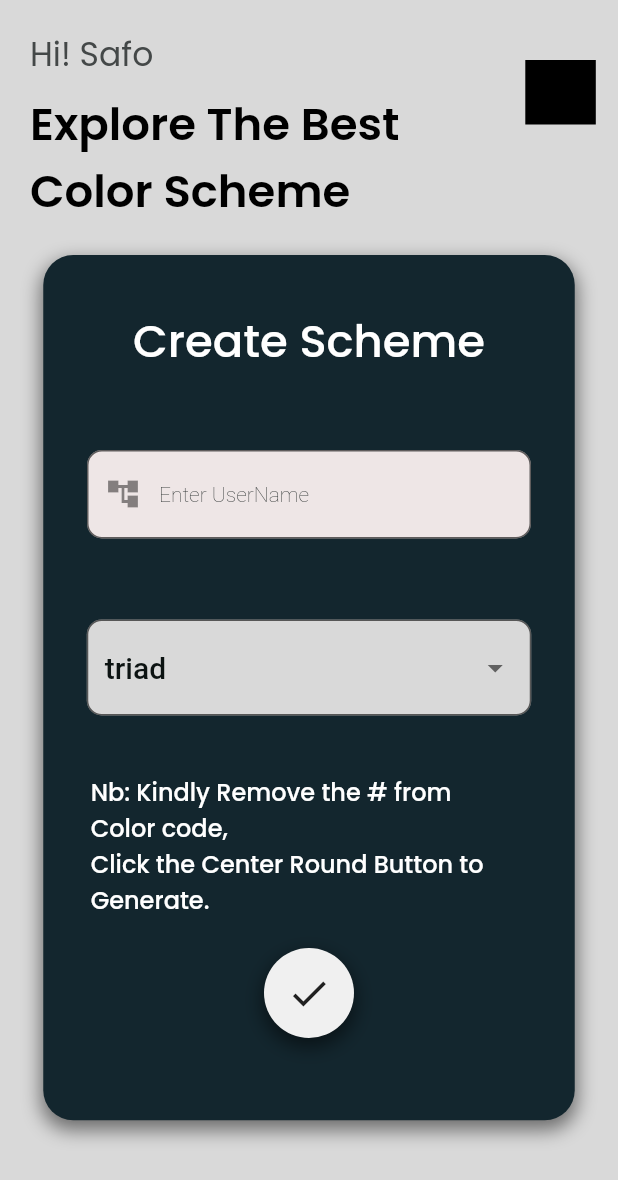
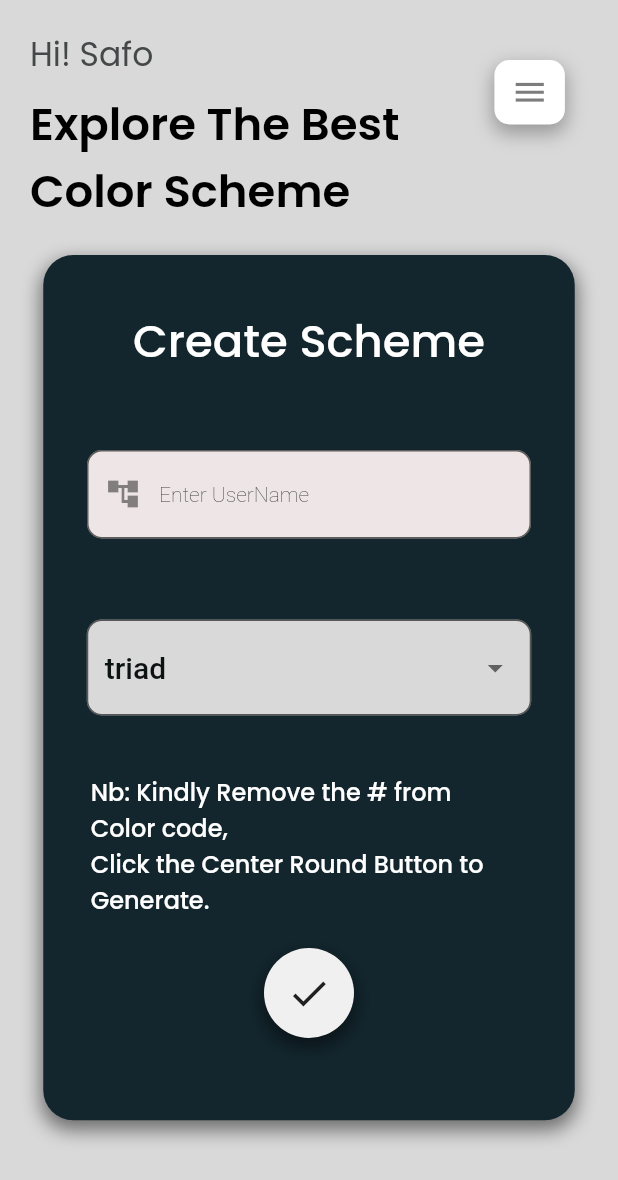
Before and after one commit to Ampaw24/Color-Shema, a Flutter app: the screen it shows after launch, after a tap on "Login", after a tap on the "check" icon, on a phone screen of 412 x 824 dp. Shown: the top 1180 px of the screen. Run offline on Flutter 3.47's test engine with Material 2 defaults, Android fonts, the phone set to English and light mode, and no system bars; our stand-ins replace flutter_spinkit, google_fonts; missing offline and left inert: dart:ffi; network calls fail.

Commit message:
furnished homepage

```diff
--- a/lib/main.dart
+++ b/lib/main.dart
@@ -16,7 +16,7 @@ class MyApp extends StatelessWidget {
       title: 'Color Schema',
       theme: ThemeData.light().copyWith(
       primaryColor: GreenishgDarkTheme['themeColorDark'],
-      scaffoldBackgroundColor: GreenishgDarkTheme['themeColorDark']
+
       ),
       home: const SplashScreen(),
     );
--- a/lib/screens/homepage.dart
+++ b/lib/screens/homepage.dart
@@ -22,7 +22,7 @@ class HomePage extends StatefulWidget {
 
 class _HomePageState extends State<HomePage> {
   String selectedItem = "Triad";
-  String hexCode = "";
+ TextEditingController hexCode = TextEditingController() ;
 
   List<DropdownMenuItem> getDropdownData() {
     List<DropdownMenuItem<String>> dropdownItem = [];
@@ -39,14 +39,7 @@ class _HomePageState extends State<HomePage> {
     return dropdownItem;
   }
 
-  Widget sheetContent(context) => Container(
-        child: Center(
-          child: Text(
-            "",
-            style: TextStyle(fontSize: 40, color: Colors.black),
-          ),
-        ),
-      );
+
 
   @override
   Widget build(BuildContext context) {
@@ -71,12 +64,30 @@ class _HomePageState extends State<HomePage> {
                           ),
                         )),
                     Positioned(
-                      left: MediaQuery.of(context).size.width * 0.85,
+                      left: MediaQuery.of(context).size.width * 0.80,
                       top: 40,
                       child: Container(
+                        decoration: BoxDecoration(
+                          boxShadow: [
+                            BoxShadow(
+                              color:
+                                  Color.fromARGB(255, 0, 0, 0).withOpacity(0.3),
+                              spreadRadius: 1,
+                              blurRadius: 10,
+                              offset: Offset(0, 5),
+                            ),
+                          ],
+                          borderRadius: BorderRadius.circular(10),
+                          color: Colors.white,
+                        ),
                         width: 47,
                         height: 43,
-                        color: Colors.black,
+                        child: Icon(
+                          Icons.menu,
+                          size: 25,
+                          weight: 4,
+                          color: Color.fromARGB(255, 126, 125, 125),
+                        ),
                       ),
                     ),
                     Positioned(
@@ -84,7 +95,8 @@ class _HomePageState extends State<HomePage> {
                         top: 60,
                         child: Text(
                           "Explore The Best \nColor Scheme",
-                          style: GoogleFonts.poppins(textStyle: kHomeBannerText),
+                          style:
+                              GoogleFonts.poppins(textStyle: kHomeBannerText),
                         ))
                   ],
                 ),
@@ -118,6 +130,7 @@ class _HomePageState extends State<HomePage> {
                         height: 15,
                       ),
                       FormFieldBox(
+                          controller: hexCode,
                           prefixi: Icons.account_tree_sharp,
                           hinttext: "Enter Color Hex Code"),
                       SizedBox(
@@ -169,12 +182,15 @@ class _HomePageState extends State<HomePage> {
                               borderRadius: BorderRadius.circular(30)),
                           child: IconButton(
                               onPressed: () {
-
+                                Navigator.of(context).push(MaterialPageRoute(
+                                    builder: (context) => LoadingPage(
+                                        colorcode: hexCode.text,
+                                        mode: selectedItem)));
                               },
                               icon: Icon(
                                 Icons.check,
                                 size: 30,
-
+                                weight: 10,
                               )),
                         ),
                       )
--- a/lib/widget/formfieldbox.dart
+++ b/lib/widget/formfieldbox.dart
@@ -3,20 +3,28 @@ import 'package:flutter/material.dart';
 import '../constants/colors.dart';
 import '../constants/textstyle.dart';
 
+typedef MyCallback = void Function(String);
+
 class FormFieldBox extends StatelessWidget {
-  const FormFieldBox({
-    super.key,
+  const FormFieldBox(
+      {super.key,
       required this.hinttext,
       this.prefixi,
       this.suffixi,
       this.showtxt = false,
       this.postAction,
-    this.controller
+      this.controller,
+      this.onChangedAction,
+
+
       });
   final String hinttext;
   final IconData? prefixi, suffixi;
   final bool showtxt;
   final VoidCallback? postAction;
+  final MyCallback? onChangedAction;
+
+
   final controller;
   @override
   Widget build(BuildContext context) {
@@ -28,6 +36,7 @@ class FormFieldBox extends StatelessWidget {
         borderRadius: BorderRadius.circular(15),
       ),
       child: TextFormField(
+        onChanged: onChangedAction,
         controller: controller,
         obscureText: showtxt,
         cursorHeight: 25,
```
Also changed, not shown: 4 other files. Lines whose indentation alone changed are shown as unchanged.
